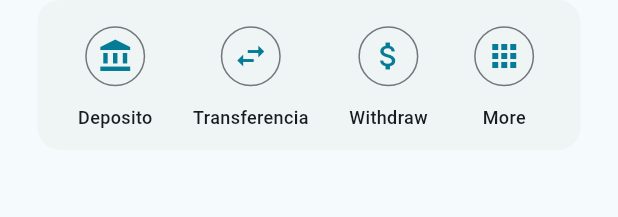
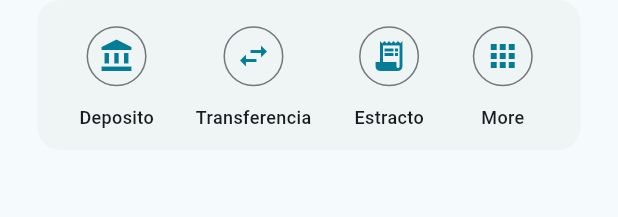
Before and after one commit to Y2ktorrez/YescaBank_Mobile-, a Flutter app: the ActionButtons widget shown alone on an empty page, opened directly, on a phone screen of 412 x 824 dp. Shown: the top 217 px of the screen. Run offline on Flutter 3.47's test engine with Material 3 defaults, Android fonts, the phone set to English and light mode, and no system bars; our stand-ins replace modal_bottom_sheet, shared_preferences; accounts and stored records are empty; network calls fail.

Commit message:
Cosas Adicionales

```diff
--- a/lib/models/transaction_model.dart
+++ b/lib/models/transaction_model.dart
@@ -1,4 +1,3 @@
-// models/transaction_model.dart
 class Transaction {
   final double amount;
   final String nroAccountDestin;
--- a/lib/screens/top_up.dart
+++ b/lib/screens/top_up.dart
@@ -94,7 +94,7 @@
                   shape: RoundedRectangleBorder(borderRadius: BorderRadius.circular(12)),
                 ),
                 child: const Text(
-                  "Confirm",
+                  "Monto",
                   style: TextStyle(fontSize: 18, fontWeight: FontWeight.bold),
                 ),
               )
--- a/lib/widgets/action_button.dart
+++ b/lib/widgets/action_button.dart
@@ -33,8 +33,8 @@ class ActionButtons extends StatelessWidget {
               },
             ),
             ActionButton(
-              icon: Icons.attach_money,
-              label: "Withdraw",
+              icon: Icons.receipt_long,
+              label: "Estracto",
               onPressed: (){
 
               },
--- a/lib/widgets/top_up_sheet.dart
+++ b/lib/widgets/top_up_sheet.dart
@@ -1,7 +1,7 @@
 import 'package:flutter/material.dart';
 import 'package:yescabank/models/transaction_model.dart';
 import 'package:yescabank/services/transaction_service.dart';
-import 'package:yescabank/screens/home.dart'; // Importa el Home para la navegación
+import 'package:yescabank/screens/home.dart';
 
 class TopUpBottomSheet extends StatefulWidget {
   final String selectedProvider;
```
